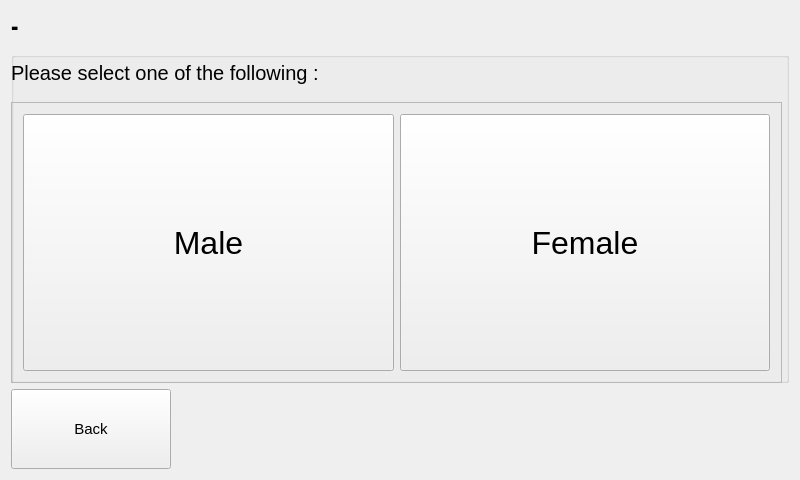
Before: the Qt Designer form v3/qt/genderSelection/genderSelection.ui in twschung/IoT-Smart-Scale, drawn with Qt 5.
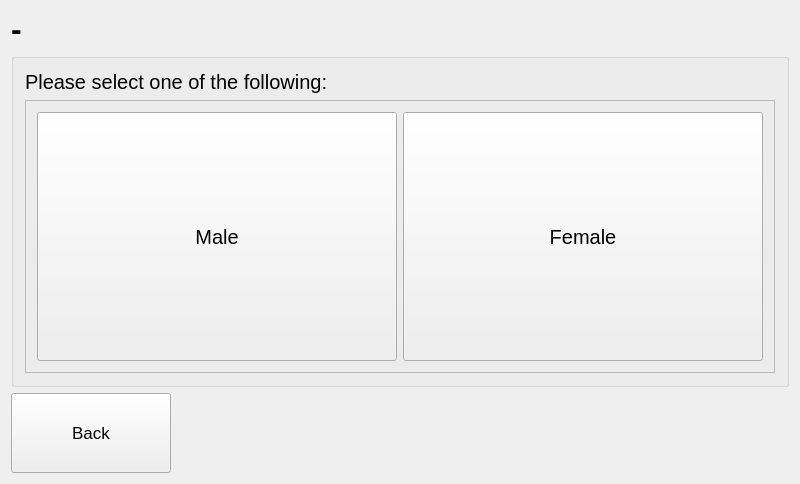
After: the same form once the commit is applied.

The edit to the form file:
```diff
--- a/v3/qt/genderSelection/genderSelection.ui
+++ b/v3/qt/genderSelection/genderSelection.ui
@@ -7,70 +7,45 @@
     <x>0</x>
     <y>0</y>
     <width>800</width>
-    <height>480</height>
+    <height>484</height>
    </rect>
   </property>
-  <property name="font">
-   <font>
-    <family>Arial</family>
-    <pointsize>11</pointsize>
-   </font>
-  </property>
   <property name="windowTitle">
    <string>newLogin</string>
   </property>
   <layout class="QGridLayout" name="gridLayout">
-   <item row="2" column="0">
-    <widget class="QPushButton" name="btn_back">
-     <property name="minimumSize">
-      <size>
-       <width>160</width>
-       <height>80</height>
-      </size>
-     </property>
-     <property name="font">
-      <font>
-       <family>Arial</family>
-      </font>
-     </property>
-     <property name="text">
-      <string>Back</string>
-     </property>
-    </widget>
-   </item>
-   <item row="2" column="1">
-    <spacer name="horizontalSpacer">
-     <property name="orientation">
-      <enum>Qt::Horizontal</enum>
-     </property>
-     <property name="sizeHint" stdset="0">
-      <size>
-       <width>487</width>
-       <height>20</height>
-      </size>
-     </property>
-    </spacer>
-   </item>
    <item row="1" column="0" colspan="3">
     <widget class="QGroupBox" name="groupBox">
-     <property name="minimumSize">
-      <size>
-       <width>741</width>
-       <height>331</height>
-      </size>
+     <property name="sizePolicy">
+      <sizepolicy hsizetype="Expanding" vsizetype="Preferred">
+       <horstretch>0</horstretch>
+       <verstretch>0</verstretch>
+      </sizepolicy>
      </property>
      <property name="title">
       <string/>
      </property>
+     <layout class="QGridLayout" name="gridLayout_2">
+      <item row="0" column="0">
+       <widget class="QLabel" name="label">
+        <property name="sizePolicy">
+         <sizepolicy hsizetype="Preferred" vsizetype="Maximum">
+          <horstretch>0</horstretch>
+          <verstretch>0</verstretch>
+         </sizepolicy>
+        </property>
+        <property name="font">
+         <font>
+          <pointsize>15</pointsize>
+         </font>
+        </property>
+        <property name="text">
+         <string>Please select one of the following:</string>
+        </property>
+       </widget>
+      </item>
+      <item row="1" column="0">
      <widget class="QFrame" name="selectionBox">
-      <property name="geometry">
-       <rect>
-        <x>0</x>
-        <y>50</y>
-        <width>771</width>
-        <height>281</height>
-       </rect>
-      </property>
       <property name="frameShape">
        <enum>QFrame::StyledPanel</enum>
       </property>
@@ -83,16 +58,14 @@
          <item>
           <widget class="QPushButton" name="btn_male">
            <property name="sizePolicy">
-            <sizepolicy hsizetype="Preferred" vsizetype="Preferred">
+              <sizepolicy hsizetype="Minimum" vsizetype="Minimum">
              <horstretch>0</horstretch>
              <verstretch>0</verstretch>
             </sizepolicy>
            </property>
            <property name="font">
             <font>
-             <pointsize>24</pointsize>
-             <weight>50</weight>
-             <bold>false</bold>
+               <pointsize>15</pointsize>
             </font>
            </property>
            <property name="text">
@@ -103,16 +76,14 @@
          <item>
           <widget class="QPushButton" name="btn_female">
            <property name="sizePolicy">
-            <sizepolicy hsizetype="Preferred" vsizetype="Preferred">
+              <sizepolicy hsizetype="Minimum" vsizetype="Minimum">
              <horstretch>0</horstretch>
              <verstretch>0</verstretch>
             </sizepolicy>
            </property>
            <property name="font">
             <font>
-             <pointsize>24</pointsize>
-             <weight>50</weight>
-             <bold>false</bold>
+               <pointsize>15</pointsize>
             </font>
            </property>
            <property name="text">
@@ -124,32 +95,52 @@
        </item>
       </layout>
      </widget>
-     <widget class="QLabel" name="label">
-      <property name="geometry">
-       <rect>
-        <x>0</x>
-        <y>0</y>
-        <width>761</width>
-        <height>41</height>
-       </rect>
+      </item>
+     </layout>
+    </widget>
+   </item>
+   <item row="2" column="0">
+    <widget class="QPushButton" name="btn_back">
+     <property name="minimumSize">
+      <size>
+       <width>160</width>
+       <height>80</height>
+      </size>
       </property>
       <property name="font">
        <font>
-        <pointsize>15</pointsize>
+       <pointsize>13</pointsize>
        </font>
       </property>
       <property name="text">
-       <string>Please select one of the following :</string>
-      </property>
-     </widget>
-    </widget>
+      <string>Back</string>
+     </property>
+    </widget>
+   </item>
+   <item row="2" column="1">
+    <spacer name="horizontalSpacer">
+     <property name="orientation">
+      <enum>Qt::Horizontal</enum>
+     </property>
+     <property name="sizeHint" stdset="0">
+      <size>
+       <width>487</width>
+       <height>20</height>
+      </size>
+     </property>
+    </spacer>
    </item>
    <item row="0" column="0" colspan="3">
     <widget class="QLabel" name="lbl_title">
+     <property name="sizePolicy">
+      <sizepolicy hsizetype="Preferred" vsizetype="Maximum">
+       <horstretch>0</horstretch>
+       <verstretch>0</verstretch>
+      </sizepolicy>
+     </property>
      <property name="font">
       <font>
-       <family>Arial Narrow</family>
-       <pointsize>20</pointsize>
+       <pointsize>24</pointsize>
        <weight>75</weight>
        <bold>true</bold>
       </font>
```
Lines whose indentation alone changed are shown as unchanged.
